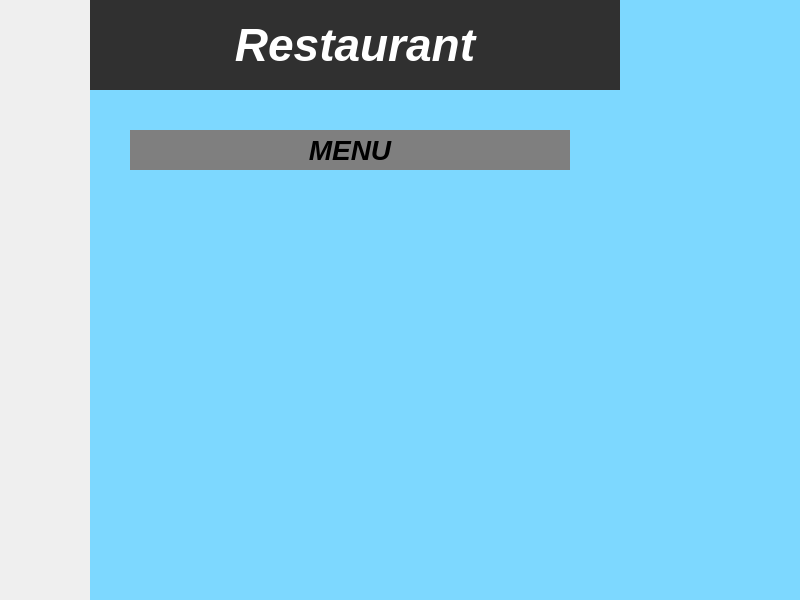
This is src/windows/mainwindow.ui in fast-food-finder-associates/FastFoodFinder as Qt 5 draws it before an edit. The edited form follows.
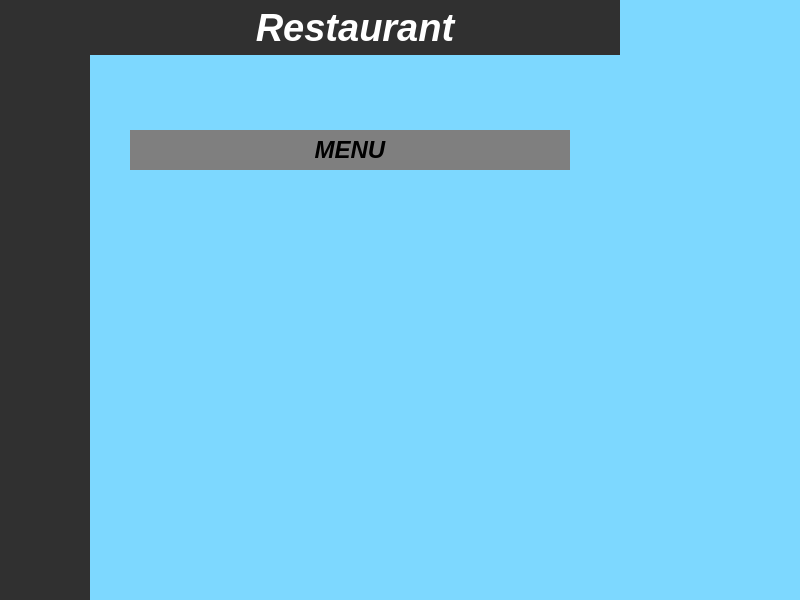
This is the edited form. The open tabs and pages were chosen to show the change. Icons and pictures are not drawn.

Commit message: excluding sort, a user can take a trip, buy any amount of items and remove items, checkout or abandon cart. Receipts are preted per restaurant and a grand total is printed with all the restaurants, items,and a ground total.

```diff
--- a/src/windows/mainwindow.ui
+++ b/src/windows/mainwindow.ui
@@ -44,6 +44,9 @@
 background-color: orange;
 }
 
+QWidget#NavBarWidget {
+background-color: #303030;
+}
 QWidget#deleteView {
 background-color: #B19CD9;
 }
@@ -52,11 +55,14 @@
 background-color: lightblue;
 }
 
-QWidget#viewRestaurantView { background-color: #7DD8FF; }
+QWidget#viewRestaurantView {
+/*background: url(:/res/artboard.png);*/
+background-color: #7DD8FF; 
+}
 
 QWidget#currentRestaurantName {
 background-color: #303030;
-font-size: 46px;
+font-size: 38px;
 color: white;
 font:bold italic;
 }
@@ -64,7 +70,7 @@
 QWidget#menu {
 color: black;
 background-color: #7F7F7F;
-font-size: 28px;
+font-size: 24px;
 font: bold italic;
 }
 
@@ -136,7 +142,7 @@
         <x>0</x>
         <y>0</y>
         <width>530</width>
-        <height>90</height>
+        <height>55</height>
        </rect>
       </property>
       <property name="styleSheet">
```
Left out of the diff: 2 changed lines with no effect on the pictures. The commit also changes 28 other files.
